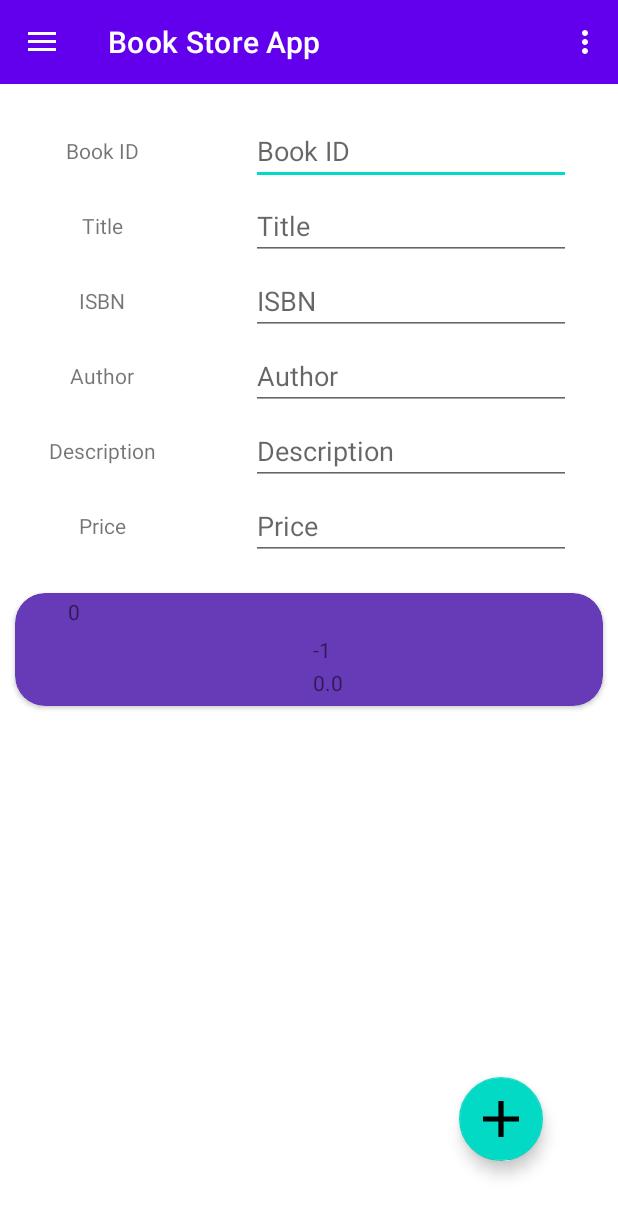
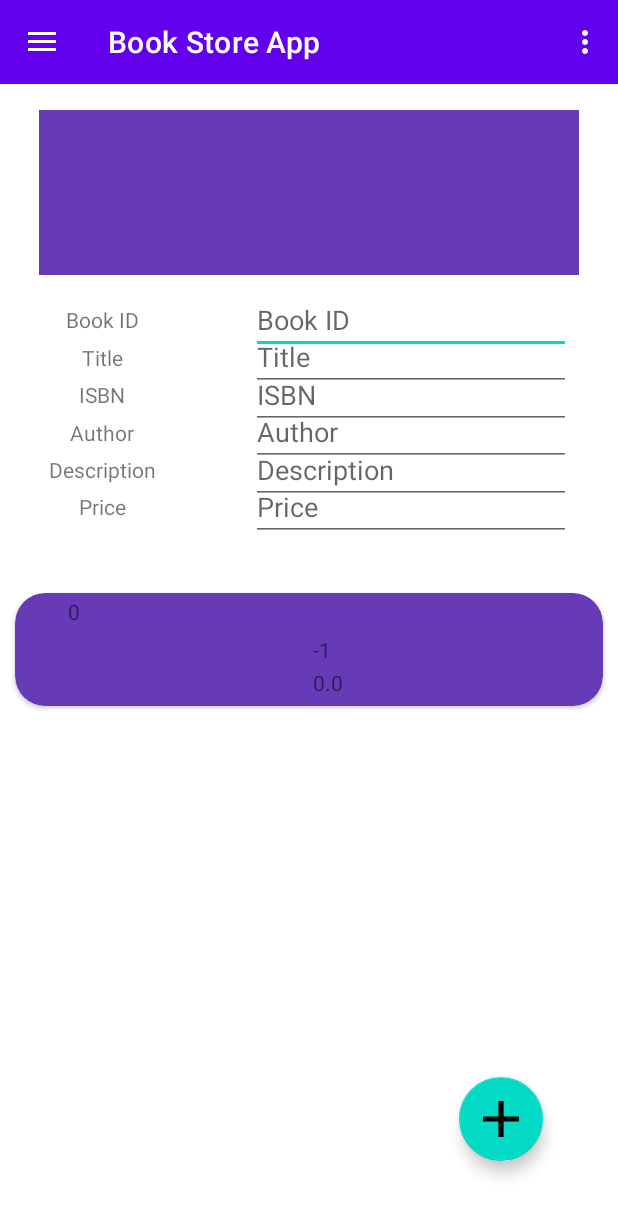
Before and after one commit to MouthWashGuy/AndroidBookApp, an Android app: the screen it shows after launch (MainActivity), after a tap on an icon or button, on a phone screen of 412 x 824 dp. Shown: the top 1216 px of the screen. Run offline under Robolectric (Android 15) with nearby library versions, the phone set to English and light mode, and no system bars; our stand-ins replace Firebase (no records; nobody signed in at launch, a user with empty details on screens opened directly), Room's generated code.

Commit message:
Added week 10's lab

```diff
--- a/app/src/main/res/layout/activity_main.xml
+++ b/app/src/main/res/layout/activity_main.xml
@@ -2,6 +2,7 @@
 <androidx.constraintlayout.widget.ConstraintLayout xmlns:android="http://schemas.android.com/apk/res/android"
     xmlns:app="http://schemas.android.com/apk/res-auto"
     xmlns:tools="http://schemas.android.com/tools"
+    android:id="@+id/constraintLayout"
     android:layout_width="match_parent"
     android:layout_height="match_parent"
     tools:context=".MainActivity">
@@ -71,7 +72,7 @@
         android:layout_width="wrap_content"
         android:layout_height="wrap_content"
         android:orientation="horizontal"
-        app:layout_constraintGuide_percent="0.10" />
+        app:layout_constraintGuide_percent="0.35" />
 
     <androidx.constraintlayout.widget.Guideline
         android:id="@+id/guideline"
@@ -85,42 +86,42 @@
         android:layout_width="wrap_content"
         android:layout_height="wrap_content"
         android:orientation="horizontal"
-        app:layout_constraintGuide_percent="0.2" />
+        app:layout_constraintGuide_percent="0.40" />
 
     <androidx.constraintlayout.widget.Guideline
         android:id="@+id/guideline3"
         android:layout_width="wrap_content"
         android:layout_height="wrap_content"
         android:orientation="horizontal"
-        app:layout_constraintGuide_percent="0.3" />
+        app:layout_constraintGuide_percent="0.45" />
 
     <androidx.constraintlayout.widget.Guideline
         android:id="@+id/guideline4"
         android:layout_width="wrap_content"
         android:layout_height="wrap_content"
         android:orientation="horizontal"
-        app:layout_constraintGuide_percent="0.4" />
+        app:layout_constraintGuide_percent="0.50" />
 
     <androidx.constraintlayout.widget.Guideline
         android:id="@+id/guideline5"
         android:layout_width="wrap_content"
         android:layout_height="wrap_content"
         android:orientation="horizontal"
-        app:layout_constraintGuide_percent="0.5" />
+        app:layout_constraintGuide_percent="0.55" />
 
     <androidx.constraintlayout.widget.Guideline
         android:id="@+id/guideline6"
         android:layout_width="wrap_content"
         android:layout_height="wrap_content"
         android:orientation="horizontal"
-        app:layout_constraintGuide_percent="0.6" />
+        app:layout_constraintGuide_percent="0.60" />
 
     <androidx.constraintlayout.widget.Guideline
         android:id="@+id/guideline7"
         android:layout_width="wrap_content"
         android:layout_height="wrap_content"
         android:orientation="horizontal"
-        app:layout_constraintGuide_percent="0.7" />
+        app:layout_constraintGuide_percent="0.65" />
 
     <EditText
         android:id="@+id/editTextBookID"
@@ -206,4 +207,17 @@
 
     </FrameLayout>
 
+    <FrameLayout
+        android:id="@+id/touchZone"
+        android:layout_width="360dp"
+        android:layout_height="110dp"
+        android:layout_marginTop="30dp"
+        android:background="#673AB7"
+        app:layout_constraintBottom_toTopOf="@+id/guideline8"
+        app:layout_constraintEnd_toEndOf="parent"
+        app:layout_constraintStart_toStartOf="parent"
+        app:layout_constraintTop_toTopOf="parent">
+
+    </FrameLayout>
+
 </androidx.constraintlayout.widget.ConstraintLayout>
```
Also changed, not shown: app/src/main/java/com/example/lab5/MainActivity.java (+57 -0 lines).
